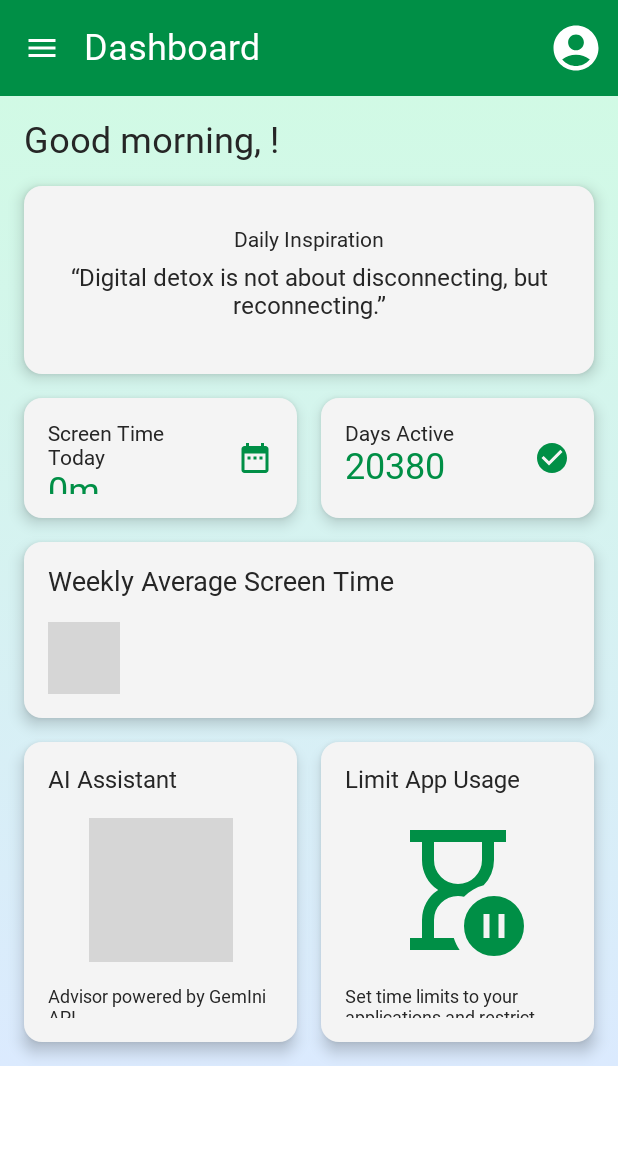
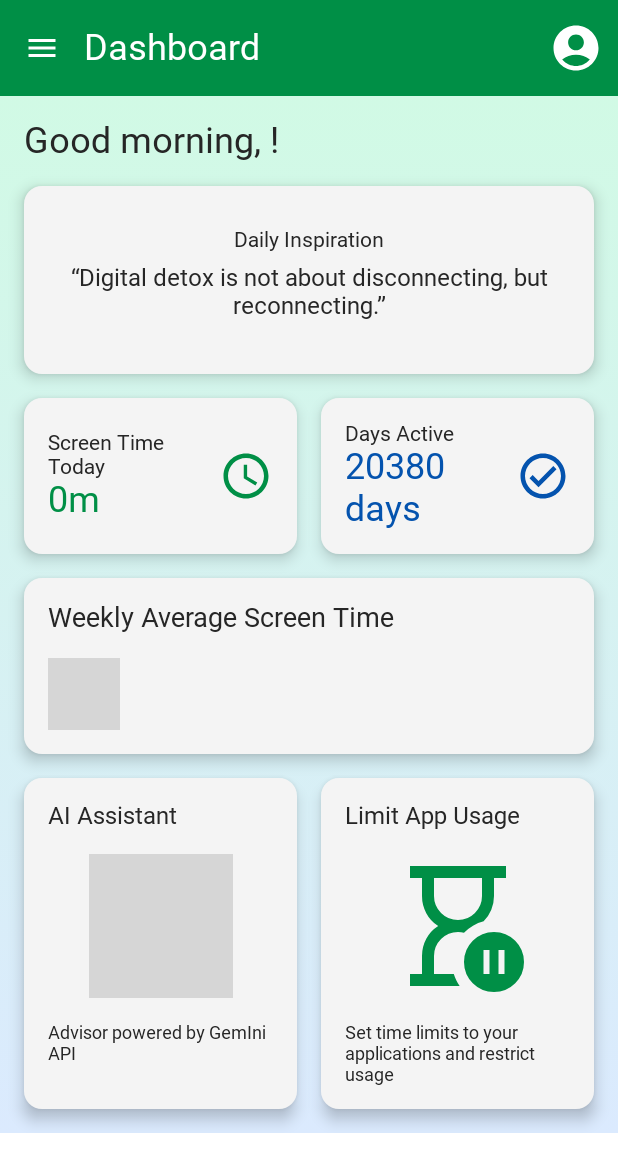
Before and after one commit to GetReconnectED/ReconnectED, an Android app built with Jetpack Compose: the MainScreen screen opened through its navigation route, after a tap on "Screen Time Today", on a phone screen of 412 x 824 dp. Shown: the top 1172 px of the screen. Run offline under Robolectric (Android 15) with nearby library versions, the phone set to English and light mode, and no system bars; our stand-ins replace Firebase (no records; nobody signed in at launch, a user with empty details on screens opened directly), Room's generated code; libraries missing offline, so code that uses them is left out: com.firebase.ui, com.patrykandpatrick.vico; Roboto replaces fonts that are not available here; 7 statements that could not run were skipped; grey boxes are pictures that could not be loaded.

Commit message:
chore: changed dashboard icons and fixed ui issues

```diff
--- a/ReconnectED-Android/app/src/main/java/com/getreconnected/reconnected/ui/composables/elements/StatCard.kt
+++ b/ReconnectED-Android/app/src/main/java/com/getreconnected/reconnected/ui/composables/elements/StatCard.kt
@@ -3,6 +3,7 @@
 import androidx.compose.foundation.layout.Column
 import androidx.compose.foundation.layout.Row
 import androidx.compose.foundation.layout.Spacer
+import androidx.compose.foundation.layout.fillMaxHeight
 import androidx.compose.foundation.layout.padding
 import androidx.compose.foundation.layout.width
 import androidx.compose.material.icons.Icons
@@ -16,6 +17,7 @@
 import androidx.compose.ui.Alignment
 import androidx.compose.ui.Modifier
 import androidx.compose.ui.graphics.Color
+import androidx.compose.ui.graphics.painter.Painter
 import androidx.compose.ui.graphics.vector.ImageVector
 import androidx.compose.ui.text.TextStyle
 import androidx.compose.ui.text.font.FontWeight
@@ -30,7 +32,7 @@
 fun StatCard(
     title: String,
     value: String,
-    icon: ImageVector,
+    icon: Painter,
     color: Color = MaterialTheme.colorScheme.primary, // Default: theme green
     modifier: Modifier = Modifier,
 ) {
@@ -40,14 +42,14 @@
         colors = CardDefaults.cardColors(containerColor = MaterialTheme.colorScheme.surface)
     ) {
         Row(
-            modifier = Modifier.padding(16.dp),
+            modifier = Modifier.padding(16.dp).fillMaxHeight(),
             verticalAlignment = Alignment.CenterVertically,
         ) {
             Column(modifier = Modifier.weight(1f)) {
                 Text(
                     text = title,
                     style = TextStyle(fontFamily = interDisplayFamily),
-                    color = MaterialTheme.colorScheme.onSurface
+                    color = MaterialTheme.colorScheme.onSurface,
                 )
                 Text(
                     text = value,
@@ -61,7 +63,7 @@
             }
             Spacer(modifier = Modifier.width(8.dp))
             Icon(
-                imageVector = icon,
+                painter = icon,
                 contentDescription = title,
                 tint = color,
             )
@@ -69,15 +71,15 @@
     }
 }
 
-@Preview(showBackground = true)
-@Composable
-@Suppress("ktlint:standard:function-naming")
-fun StatCardPreview() {
-    ReconnectEDTheme {
-        StatCard(
-            "Screen Time Today",
-            "3h 15m",
-            Icons.Default.CheckCircle
-        )
-    }
-}
+//@Preview(showBackground = true)
+//@Composable
+//@Suppress("ktlint:standard:function-naming")
+//fun StatCardPreview() {
+//    ReconnectEDTheme {
+//        StatCard(
+//            "Screen Time Today",
+//            "3h 15m",
+//            Icons.Default.CheckCircle
+//        )
+//    }
+//}
--- a/ReconnectED-Android/app/src/main/java/com/getreconnected/reconnected/ui/menus/Dashboard.kt
+++ b/ReconnectED-Android/app/src/main/java/com/getreconnected/reconnected/ui/menus/Dashboard.kt
@@ -2,14 +2,24 @@
 
 import android.content.Intent
 import android.provider.Settings
+import androidx.compose.foundation.Image
 import androidx.compose.foundation.background
 import androidx.compose.foundation.clickable
-import androidx.compose.foundation.layout.*
+import androidx.compose.foundation.layout.Arrangement
+import androidx.compose.foundation.layout.Box
+import androidx.compose.foundation.layout.Column
+import androidx.compose.foundation.layout.IntrinsicSize
+import androidx.compose.foundation.layout.Row
+import androidx.compose.foundation.layout.Spacer
+import androidx.compose.foundation.layout.fillMaxHeight
+import androidx.compose.foundation.layout.fillMaxSize
+import androidx.compose.foundation.layout.fillMaxWidth
+import androidx.compose.foundation.layout.height
+import androidx.compose.foundation.layout.padding
+import androidx.compose.foundation.layout.width
+import androidx.compose.foundation.layout.wrapContentHeight
 import androidx.compose.foundation.rememberScrollState
 import androidx.compose.foundation.verticalScroll
-import androidx.compose.material.icons.Icons
-import androidx.compose.material.icons.filled.CheckCircle
-import androidx.compose.material.icons.filled.DateRange
 import androidx.compose.material3.CardDefaults
 import androidx.compose.material3.ElevatedCard
 import androidx.compose.material3.MaterialTheme
@@ -22,6 +32,7 @@
 import androidx.compose.ui.Alignment
 import androidx.compose.ui.Modifier
 import androidx.compose.ui.graphics.Brush
+import androidx.compose.ui.graphics.Color
 import androidx.compose.ui.platform.LocalContext
 import androidx.compose.ui.res.painterResource
 import androidx.compose.ui.text.TextStyle
@@ -30,7 +41,10 @@
 import androidx.compose.ui.text.style.TextAlign
 import androidx.compose.ui.unit.dp
 import androidx.compose.ui.unit.sp
+import androidx.navigation.NavController
 import com.getreconnected.reconnected.R
+import com.getreconnected.reconnected.core.models.Menus
+import com.getreconnected.reconnected.core.models.getMenuRoute
 import com.getreconnected.reconnected.core.util.hasUsageStatsPermission
 import com.getreconnected.reconnected.core.viewModels.UIRouteViewModel
 import com.getreconnected.reconnected.legacy.data.formatScreenTime
@@ -56,11 +70,12 @@
 import com.patrykandpatrick.vico.core.cartesian.layer.ColumnCartesianLayer
 import com.patrykandpatrick.vico.core.common.data.ExtraStore
 import kotlinx.coroutines.delay
+import kotlinx.coroutines.launch
 import java.util.Calendar
-import androidx.compose.foundation.Image
 
 @Composable
 fun Dashboard(
+    navController: NavController,
     viewModel: UIRouteViewModel,
     modifier: Modifier = Modifier,
 ) {
@@ -89,6 +104,14 @@
     val screenTimeValue = when {
         !hasPermission -> "Tap to permit"
         else -> formatScreenTime(screenTimeMillis)
+    }
+
+    fun navigateTo(route: String) {
+        navController.navigate(route) {
+            popUpTo(Menus.Dashboard.name) { inclusive = false }
+            launchSingleTop = true
+        }
+        viewModel.setSelectedRoute(getMenuRoute(route))
     }
 
     Column(
@@ -142,17 +165,18 @@
         }
 
         Row(
-            modifier = Modifier.fillMaxWidth(),
-            horizontalArrangement = Arrangement.spacedBy(16.dp)
+            modifier = Modifier.fillMaxWidth().height(IntrinsicSize.Min),
+            horizontalArrangement = Arrangement.spacedBy(16.dp),
         ) {
             StatCard(
                 title = "Screen Time Today",
                 value = screenTimeValue,
-                icon = Icons.Default.DateRange,
-                color = MaterialTheme.colorScheme.primary, // primary green
+                icon = painterResource(R.drawable.daily_screen_time),
+                color = Color(0xFF008F46), // dark green
                 modifier = Modifier
                     .weight(1f)
-                    .height(80.dp)
+                    .fillMaxWidth()
+                    .fillMaxHeight()
                     .clickable {
                         if (!hasPermission) {
                             context.startActivity(Intent(Settings.ACTION_USAGE_ACCESS_SETTINGS))
@@ -162,11 +186,12 @@
             StatCard(
                 title = "Days Active",
                 value = "$daysActive days",
-                icon = Icons.Default.CheckCircle,
-                color = MaterialTheme.colorScheme.secondary, // dark green
+                icon = painterResource(R.drawable.days_active),
+                color = Color(0xFF0453AE), // dark green
                 modifier = Modifier
                     .weight(1f)
-                    .height(80.dp)
+                    .fillMaxWidth()
+                    .fillMaxHeight()
             )
         }
 
@@ -198,7 +223,7 @@
             }
         }
         Row(
-            modifier = Modifier.fillMaxWidth(),
+            modifier = Modifier.fillMaxWidth().height(IntrinsicSize.Min),
             horizontalArrangement = Arrangement.spacedBy(16.dp)
         ) {
             ElevatedCard(
@@ -208,7 +233,10 @@
                 ),
                 modifier = Modifier
                     .weight(1f)
-                    .height(200.dp)
+                    .fillMaxHeight()
+                    .clickable{
+                        navigateTo(Menus.AIAssistant.name)
+                    }
             ) {
                 Column(
                     modifier = Modifier
@@ -256,7 +284,10 @@
                 ),
                 modifier = Modifier
                     .weight(1f)
-                    .height(200.dp)
+                    .fillMaxHeight()
+                    .clickable{
+                        navigateTo(Menus.ScreenTimeLimit.name)
+                    }
             ) {
                 Column(
                     modifier = Modifier
--- a/ReconnectED-Android/app/src/main/java/com/getreconnected/reconnected/ui/screens/MainScreen.kt
+++ b/ReconnectED-Android/app/src/main/java/com/getreconnected/reconnected/ui/screens/MainScreen.kt
@@ -74,7 +74,7 @@
             },
         ) { padding ->
             NavHost(navController = navController, startDestination = Menus.Dashboard.name) {
-                composable(Menus.Dashboard.name) { Dashboard(viewModel, Modifier.padding(padding)) }
+                composable(Menus.Dashboard.name) { Dashboard(navController, viewModel, Modifier.padding(padding)) }
                 composable(Menus.ScreenTimeTracker.name) {
                     // ScreenTimeTracker(Modifier.padding(padding), viewModel)
                     ScreenTimeTracker(Modifier.padding(padding))
--- a/ReconnectED-Android/app/src/main/java/com/getreconnected/reconnected/ui/screens/SplashScreen.kt
+++ b/ReconnectED-Android/app/src/main/java/com/getreconnected/reconnected/ui/screens/SplashScreen.kt
@@ -7,10 +7,12 @@
 import androidx.compose.foundation.layout.padding
 import androidx.compose.material.icons.Icons
 import androidx.compose.material.icons.filled.CheckCircle
+import androidx.compose.material3.MaterialTheme
 import androidx.compose.runtime.Composable
 import androidx.compose.runtime.LaunchedEffect
 import androidx.compose.ui.Alignment
 import androidx.compose.ui.Modifier
+import androidx.compose.ui.graphics.Brush
 import androidx.compose.ui.graphics.Color
 import androidx.compose.ui.res.painterResource
 import androidx.compose.ui.tooling.preview.Preview
@@ -30,7 +32,10 @@
     }
 
     Box(
-        modifier = Modifier.fillMaxSize(),
+        modifier = Modifier.fillMaxSize()
+            .background(
+            color = MaterialTheme.colorScheme.primary
+            ),
         contentAlignment = Alignment.Center,
     ) {
         Image(
--- /dev/null
+++ b/ReconnectED-Android/app/src/main/res/drawable/daily_screen_time.xml
@@ -0,0 +1,9 @@
+<vector xmlns:android="http://schemas.android.com/apk/res/android"
+    android:width="36dp"
+    android:height="36dp"
+    android:viewportWidth="36"
+    android:viewportHeight="36">
+  <path
+      android:pathData="M18,3C9.75,3 3,9.75 3,18C3,26.25 9.75,33 18,33C26.25,33 33,26.25 33,18C33,9.75 26.25,3 18,3ZM18,30C11.385,30 6,24.615 6,18C6,11.385 11.385,6 18,6C24.615,6 30,11.385 30,18C30,24.615 24.615,30 18,30ZM18.75,10.5H16.5V19.5L24.3,24.3L25.5,22.35L18.75,18.3V10.5Z"
+      android:fillColor="#008F46"/>
+</vector>
--- /dev/null
+++ b/ReconnectED-Android/app/src/main/res/drawable/days_active.xml
@@ -0,0 +1,9 @@
+<vector xmlns:android="http://schemas.android.com/apk/res/android"
+    android:width="36dp"
+    android:height="36dp"
+    android:viewportWidth="36"
+    android:viewportHeight="36">
+  <path
+      android:pathData="M18,3C9.72,3 3,9.72 3,18C3,26.28 9.72,33 18,33C26.28,33 33,26.28 33,18C33,9.72 26.28,3 18,3ZM18,30C11.385,30 6,24.615 6,18C6,11.385 11.385,6 18,6C24.615,6 30,11.385 30,18C30,24.615 24.615,30 18,30ZM24.885,11.37L15,21.255L11.115,17.385L9,19.5L15,25.5L27,13.5L24.885,11.37Z"
+      android:fillColor="#0453AE"/>
+</vector>
```
